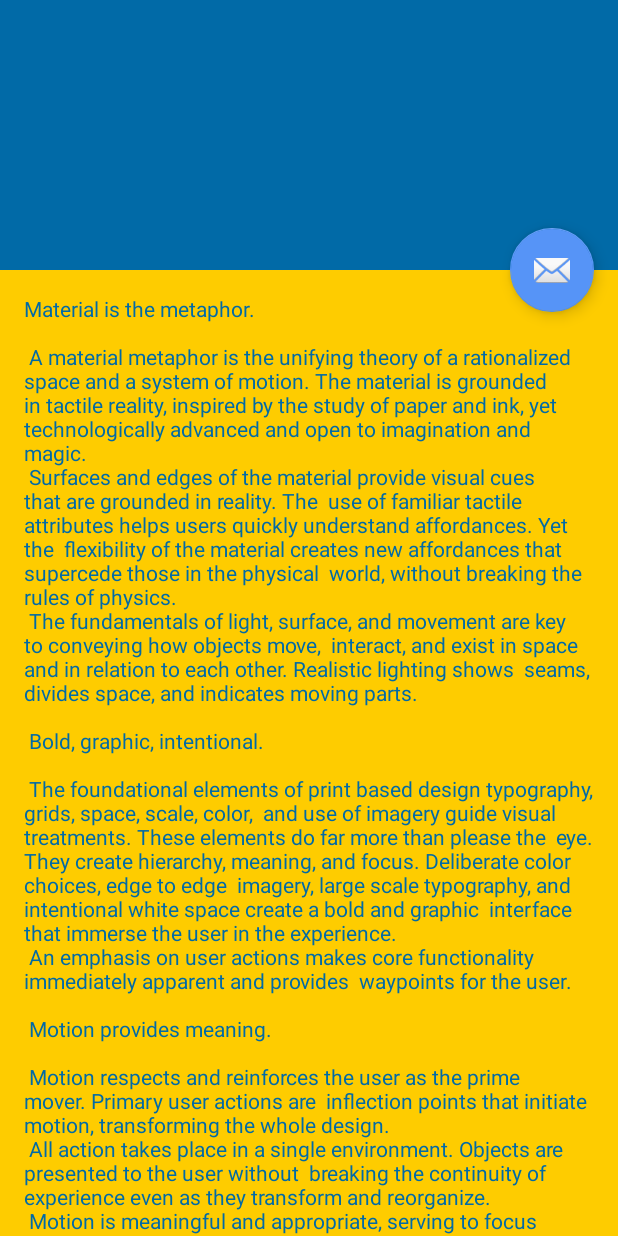
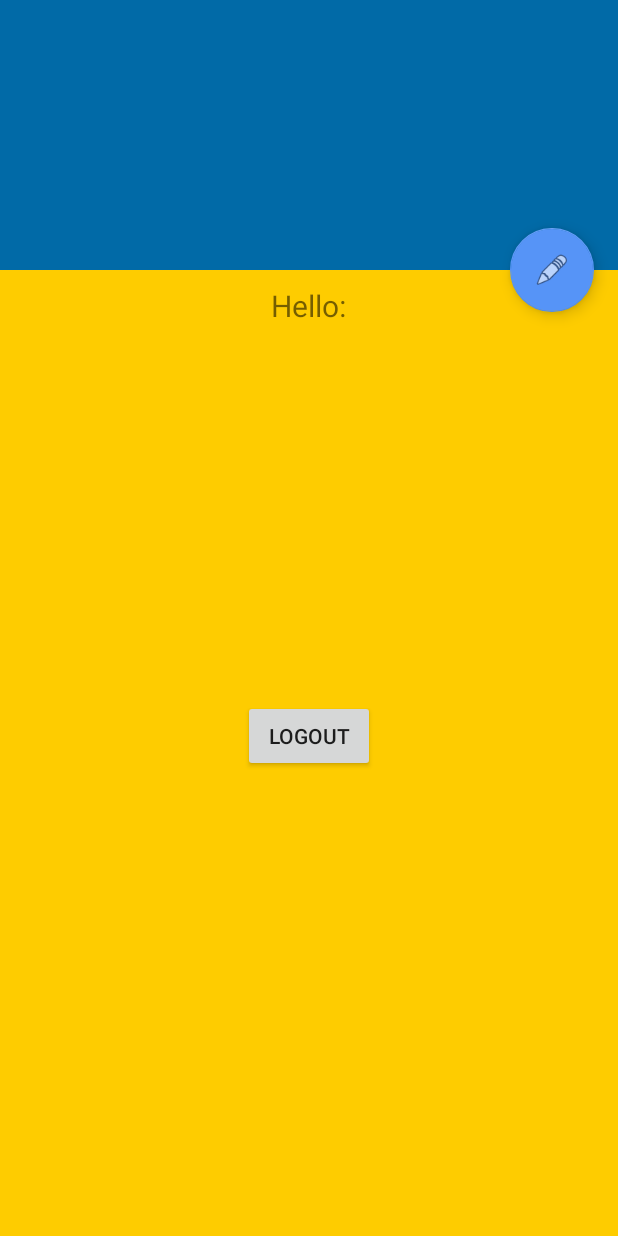
Before and after one commit to tttodorov13/bildalbum, an Android app: the layout activity_main.xml on its own in the app's theme, with its tools: preview values and no code run, on a phone screen of 412 x 824 dp. Run offline under Robolectric (Android 15) with nearby library versions, the phone set to English and light mode, and no system bars.

Commit message:
Add Facebook Support

```diff
--- a/app/build.gradle
+++ b/app/build.gradle
@@ -25,10 +25,13 @@ android {
 
 dependencies {
     implementation fileTree(dir: 'libs', include: ['*.jar'])
-    implementation"org.jetbrains.kotlin:kotlin-stdlib-jdk7:$kotlin_version"
+    implementation "org.jetbrains.kotlin:kotlin-stdlib-jdk7:$kotlin_version"
     implementation 'androidx.appcompat:appcompat:1.0.2'
     implementation 'androidx.core:core-ktx:1.0.2'
     implementation 'com.google.android.material:material:1.0.0'
+    implementation 'com.facebook.android:facebook-android-sdk:[5,6)'
+    implementation 'androidx.constraintlayout:constraintlayout:1.1.3'
+    implementation 'androidx.legacy:legacy-support-v4:1.0.0'
     testImplementation 'junit:junit:4.12'
     androidTestImplementation 'androidx.test:runner:1.2.0'
     androidTestImplementation 'androidx.test.espresso:espresso-core:3.2.0'
--- a/app/src/main/res/layout/activity_scrolling.xml
+++ b/app/src/main/res/layout/activity_main.xml
@@ -6,7 +6,7 @@
         android:layout_width="match_parent"
         android:layout_height="match_parent"
         android:fitsSystemWindows="true"
-        tools:context=".ScrollingActivity" android:background="#FECC00">
+        tools:context=".MainActivity" android:background="#FECC00">
 
     <com.google.android.material.appbar.AppBarLayout
             android:id="@+id/app_bar"
@@ -34,7 +34,7 @@
         </com.google.android.material.appbar.CollapsingToolbarLayout>
     </com.google.android.material.appbar.AppBarLayout>
 
-    <include layout="@layout/content_scrolling"/>
+    <include layout="@layout/content_main"/>
 
     <com.google.android.material.floatingactionbutton.FloatingActionButton
             android:id="@+id/fab"
@@ -43,6 +43,6 @@
             android:layout_margin="@dimen/fab_margin"
             app:layout_anchor="@id/app_bar"
             app:layout_anchorGravity="bottom|end"
-            app:srcCompat="@android:drawable/ic_dialog_email"/>
+            app:srcCompat="@android:drawable/ic_menu_edit"/>
 
 </androidx.coordinatorlayout.widget.CoordinatorLayout>
--- /dev/null
+++ b/app/src/main/res/layout/content_main.xml
@@ -0,0 +1,63 @@
+<?xml version="1.0" encoding="utf-8"?>
+<androidx.core.widget.NestedScrollView
+        xmlns:android="http://schemas.android.com/apk/res/android"
+        xmlns:tools="http://schemas.android.com/tools"
+        xmlns:app="http://schemas.android.com/apk/res-auto"
+        app:layout_behavior="@string/appbar_scrolling_view_behavior"
+        tools:showIn="@layout/activity_main"
+        android:layout_width="match_parent"
+        android:layout_height="match_parent"
+        tools:context=".MainActivity">
+
+    <RelativeLayout xmlns:android="http://schemas.android.com/apk/res/android"
+                    xmlns:app="http://schemas.android.com/apk/res-auto"
+                    xmlns:tools="http://schemas.android.com/tools"
+                    android:id="@+id/content_main"
+                    android:layout_width="match_parent"
+                    android:layout_height="match_parent"
+                    app:layout_behavior="@string/appbar_scrolling_view_behavior"
+                    tools:context="org.testintegration.MainActivity"
+                    tools:showIn="@layout/activity_main">
+
+        <LinearLayout
+                android:id="@+id/pictures"
+                android:layout_width="match_parent"
+                android:layout_height="match_parent"
+                android:orientation="vertical">
+
+            <TextView
+                    android:layout_width="wrap_content"
+                    android:layout_height="wrap_content"
+                    android:layout_gravity="center_horizontal"
+                    android:layout_marginTop="10dp"
+                    android:text="@string/hello"
+                    android:textSize="20dp"/>
+
+            <TextView
+                    android:id="@+id/nameAndSurname"
+                    android:layout_width="wrap_content"
+                    android:layout_height="wrap_content"
+                    android:layout_gravity="center_horizontal"
+                    android:layout_marginTop="10dp"
+                    android:textSize="22dp"
+                    android:textStyle="bold"/>
+
+            <ImageView
+                    android:id="@+id/profileImage"
+                    android:layout_width="200dp"
+                    android:layout_height="200dp"
+                    android:layout_gravity="center_horizontal"
+                    android:layout_marginTop="10dp"/>
+
+            <Button
+                    android:id="@+id/logout"
+                    android:layout_width="wrap_content"
+                    android:layout_height="wrap_content"
+                    android:layout_gravity="center_horizontal"
+                    android:text="@string/logout"/>
+
+        </LinearLayout>
+
+    </RelativeLayout>
+
+</androidx.core.widget.NestedScrollView>
--- a/app/src/main/res/layout/content_scrolling.xml
+++ /dev/null
@@ -1,18 +0,0 @@
-<?xml version="1.0" encoding="utf-8"?>
-<androidx.core.widget.NestedScrollView
-        xmlns:android="http://schemas.android.com/apk/res/android"
-        xmlns:tools="http://schemas.android.com/tools"
-        xmlns:app="http://schemas.android.com/apk/res-auto"
-        app:layout_behavior="@string/appbar_scrolling_view_behavior"
-        tools:showIn="@layout/activity_scrolling"
-        android:layout_width="match_parent"
-        android:layout_height="match_parent"
-        tools:context=".ScrollingActivity">
-
-    <TextView
-            android:layout_width="wrap_content"
-            android:layout_height="wrap_content"
-            android:layout_margin="@dimen/text_margin"
-            android:text="@string/large_text" android:textColor="#006AA7"/>
-
-</androidx.core.widget.NestedScrollView>
--- a/app/src/main/res/menu/menu_scrolling.xml
+++ b/app/src/main/res/menu/menu_scrolling.xml
@@ -1,7 +1,7 @@
 <menu xmlns:android="http://schemas.android.com/apk/res/android"
       xmlns:app="http://schemas.android.com/apk/res-auto"
       xmlns:tools="http://schemas.android.com/tools"
-      tools:context="org.takemedicines.bildalbum.ScrollingActivity">
+      tools:context=".MainActivity">
     <item android:id="@+id/action_settings"
           android:title="@string/action_settings"
           android:orderInCategory="100"
--- /dev/null
+++ b/app/src/main/res/values/ic_launcher_background.xml
@@ -0,0 +1,4 @@
+<?xml version="1.0" encoding="utf-8"?>
+<resources>
+    <color name="ic_launcher_background">#016AA7</color>
+</resources>
--- a/app/src/main/res/values/strings.xml
+++ b/app/src/main/res/values/strings.xml
@@ -1,93 +1,9 @@
 <resources>
     <string name="app_name">Bildalbum</string>
-    <string name="large_text">
-        "Material is the metaphor.\n\n"
-
-        "A material metaphor is the unifying theory of a rationalized space and a system of motion."
-        "The material is grounded in tactile reality, inspired by the study of paper and ink, yet "
-        "technologically advanced and open to imagination and magic.\n"
-        "Surfaces and edges of the material provide visual cues that are grounded in reality. The "
-        "use of familiar tactile attributes helps users quickly understand affordances. Yet the "
-        "flexibility of the material creates new affordances that supercede those in the physical "
-        "world, without breaking the rules of physics.\n"
-        "The fundamentals of light, surface, and movement are key to conveying how objects move, "
-        "interact, and exist in space and in relation to each other. Realistic lighting shows "
-        "seams, divides space, and indicates moving parts.\n\n"
-
-        "Bold, graphic, intentional.\n\n"
-
-        "The foundational elements of print based design typography, grids, space, scale, color, "
-        "and use of imagery guide visual treatments. These elements do far more than please the "
-        "eye. They create hierarchy, meaning, and focus. Deliberate color choices, edge to edge "
-        "imagery, large scale typography, and intentional white space create a bold and graphic "
-        "interface that immerse the user in the experience.\n"
-        "An emphasis on user actions makes core functionality immediately apparent and provides "
-        "waypoints for the user.\n\n"
-
-        "Motion provides meaning.\n\n"
-
-        "Motion respects and reinforces the user as the prime mover. Primary user actions are "
-        "inflection points that initiate motion, transforming the whole design.\n"
-        "All action takes place in a single environment. Objects are presented to the user without "
-        "breaking the continuity of experience even as they transform and reorganize.\n"
-        "Motion is meaningful and appropriate, serving to focus attention and maintain continuity. "
-        "Feedback is subtle yet clear. Transitions are efﬁcient yet coherent.\n\n"
-
-        "3D world.\n\n"
-
-        "The material environment is a 3D space, which means all objects have x, y, and z "
-        "dimensions. The z-axis is perpendicularly aligned to the plane of the display, with the "
-        "positive z-axis extending towards the viewer. Every sheet of material occupies a single "
-        "position along the z-axis and has a standard 1dp thickness.\n"
-        "On the web, the z-axis is used for layering and not for perspective. The 3D world is "
-        "emulated by manipulating the y-axis.\n\n"
-
-        "Light and shadow.\n\n"
-
-        "Within the material environment, virtual lights illuminate the scene. Key lights create "
-        "directional shadows, while ambient light creates soft shadows from all angles.\n"
-        "Shadows in the material environment are cast by these two light sources. In Android "
-        "development, shadows occur when light sources are blocked by sheets of material at "
-        "various positions along the z-axis. On the web, shadows are depicted by manipulating the "
-        "y-axis only. The following example shows the card with a height of 6dp.\n\n"
-
-        "Resting elevation.\n\n"
-
-        "All material objects, regardless of size, have a resting elevation, or default elevation "
-        "that does not change. If an object changes elevation, it should return to its resting "
-        "elevation as soon as possible.\n\n"
-
-        "Component elevations.\n\n"
-
-        "The resting elevation for a component type is consistent across apps (e.g., FAB elevation "
-        "does not vary from 6dp in one app to 16dp in another app).\n"
-        "Components may have different resting elevations across platforms, depending on the depth "
-        "of the environment (e.g., TV has a greater depth than mobile or desktop).\n\n"
-
-        "Responsive elevation and dynamic elevation offsets.\n\n"
-
-        "Some component types have responsive elevation, meaning they change elevation in response "
-        "to user input (e.g., normal, focused, and pressed) or system events. These elevation "
-        "changes are consistently implemented using dynamic elevation offsets.\n"
-        "Dynamic elevation offsets are the goal elevation that a component moves towards, relative "
-        "to the component’s resting state. They ensure that elevation changes are consistent "
-        "across actions and component types. For example, all components that lift on press have "
-        "the same elevation change relative to their resting elevation.\n"
-        "Once the input event is completed or cancelled, the component will return to its resting "
-        "elevation.\n\n"
-
-        "Avoiding elevation interference.\n\n"
-
-        "Components with responsive elevations may encounter other components as they move between "
-        "their resting elevations and dynamic elevation offsets. Because material cannot pass "
-        "through other material, components avoid interfering with one another any number of ways, "
-        "whether on a per component basis or using the entire app layout.\n"
-        "On a component level, components can move or be removed before they cause interference. "
-        "For example, a floating action button (FAB) can disappear or move off screen before a "
-        "user picks up a card, or it can move if a snackbar appears.\n"
-        "On the layout level, design your app layout to minimize opportunities for interference. "
-        "For example, position the FAB to one side of stream of a cards so the FAB won’t interfere "
-        "when a user tries to pick up one of cards.\n\n"
-    </string>
     <string name="action_settings">Settings</string>
+    <string name="actionLogoutFacebook">Facebook Logout</string>
+    <string name="facebook_app_id">711450142632772</string>
+    <string name="hello">Hello:</string>
+    <string name="logout">Logout</string>
+    <string name="logging_in">Logging in...</string>
 </resources>
```
Also changed, not shown: app/src/main/AndroidManifest.xml (+21 -4 lines), app/src/main/java/blog/photo/bildalbum/LoginActivity.kt (added, +82 -0 lines), app/src/main/java/blog/photo/bildalbum/MainActivity.kt (added, +140 -0 lines), app/src/main/java/blog/photo/bildalbum/ScrollingActivity.kt (deleted, +0 -45 lines), app/src/main/res/layout/activity_login.xml (added, +23 -0 lines), app/src/main/res/layout/picture_layout.xml (added, +15 -0 lines).
